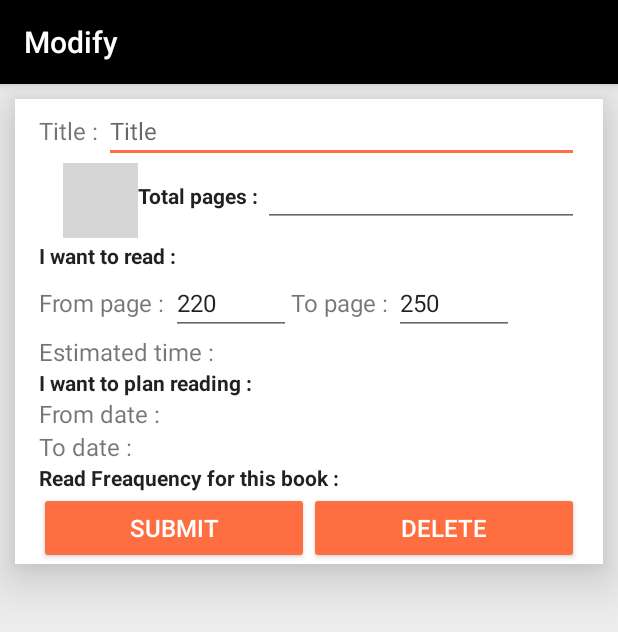
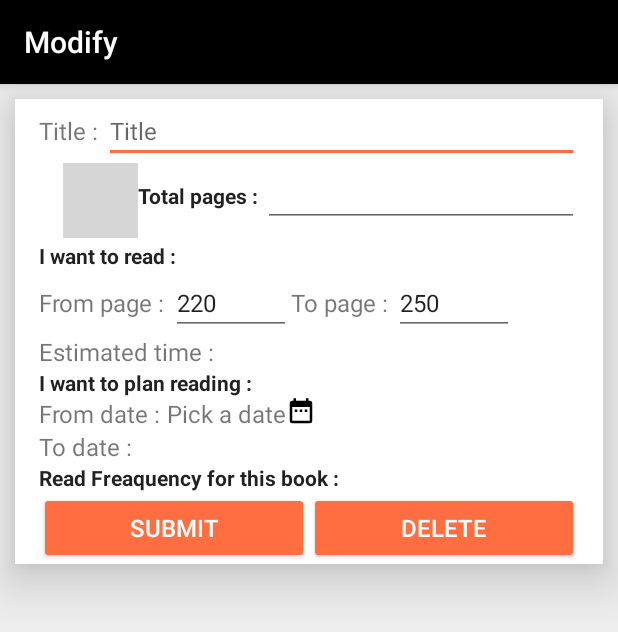
Before and after one commit to Vanessaguillemain/udacity_capstone, an Android app: the layout book_detail.xml on its own in the app's theme, with its tools: preview values and no code run, on a phone screen of 412 x 824 dp. Shown: the top 632 px of the screen. Run offline under Robolectric (Android 15) with nearby library versions, the light colour scheme and no system bars; grey boxes are pictures that could not be loaded.

Commit message:
feat : Add FromDate in layout. Validation FromDate

```diff
--- /dev/null
+++ b/app/src/main/res/drawable/ic_calendar.xml
@@ -0,0 +1,7 @@
+<vector xmlns:android="http://schemas.android.com/apk/res/android"
+    android:height="24dp"
+    android:width="24dp"
+    android:viewportWidth="24"
+    android:viewportHeight="24">
+    <path android:fillColor="#000" android:pathData="M9,10H7V12H9V10M13,10H11V12H13V10M17,10H15V12H17V10M19,3H18V1H16V3H8V1H6V3H5C3.89,3 3,3.9 3,5V19A2,2 0 0,0 5,21H19A2,2 0 0,0 21,19V5A2,2 0 0,0 19,3M19,19H5V8H19V19Z" />
+</vector>
--- a/app/src/main/res/layout/book_detail.xml
+++ b/app/src/main/res/layout/book_detail.xml
@@ -45,8 +45,7 @@
                 android:id="@+id/labelTitle"
                 android:layout_width="wrap_content"
                 android:layout_height="wrap_content"
-                android:text="Title : "
-                 />
+                android:text="Title : "/>
 
             <EditText
                 android:id="@+id/tvTitle"
@@ -172,6 +171,16 @@
                 android:layout_width="wrap_content"
                 android:layout_height="wrap_content"
                 android:text="From date : "/>
+            <TextView
+                android:id="@+id/labelSelectFromDate"
+                android:layout_width="wrap_content"
+                android:layout_height="wrap_content"
+                android:text="Pick a date"/>
+            <Button
+                android:id="@+id/btnCalendarFrom"
+                android:layout_width="20dp"
+                android:layout_height="20dp"
+                android:background="@drawable/ic_calendar"/>
         </LinearLayout>
         <LinearLayout
             android:layout_width="match_parent"
```
Also changed, not shown: app/src/main/java/com/example/android/bookstudyplanner/Utils.java (+38 -0 lines), app/src/main/java/com/example/android/bookstudyplanner/uis/BookDetailActivity.java (+90 -57 lines).
